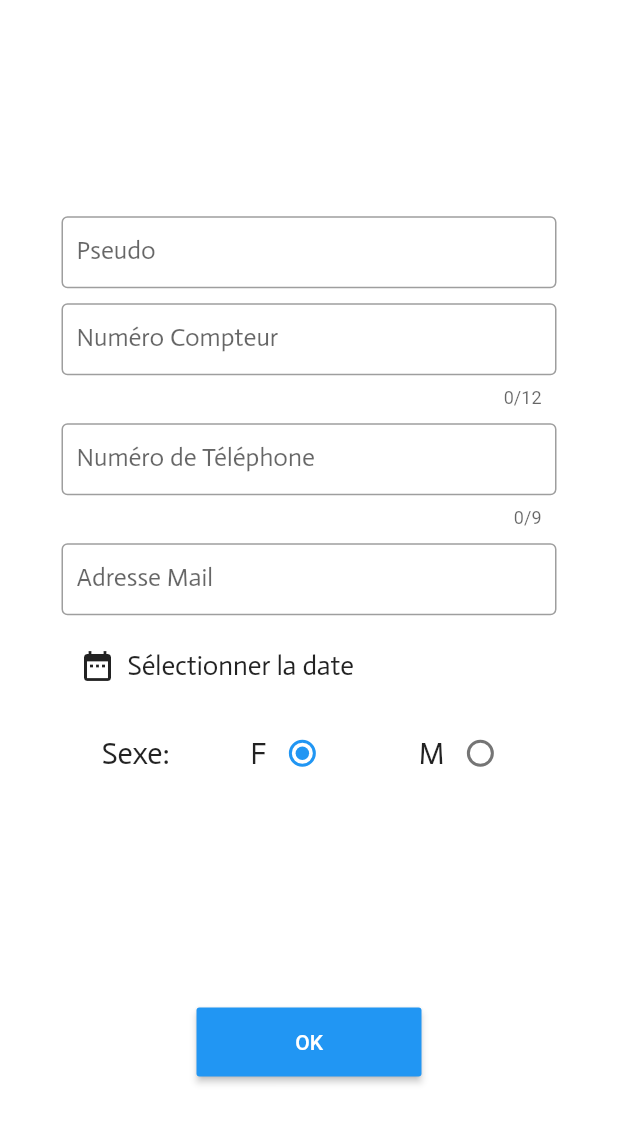
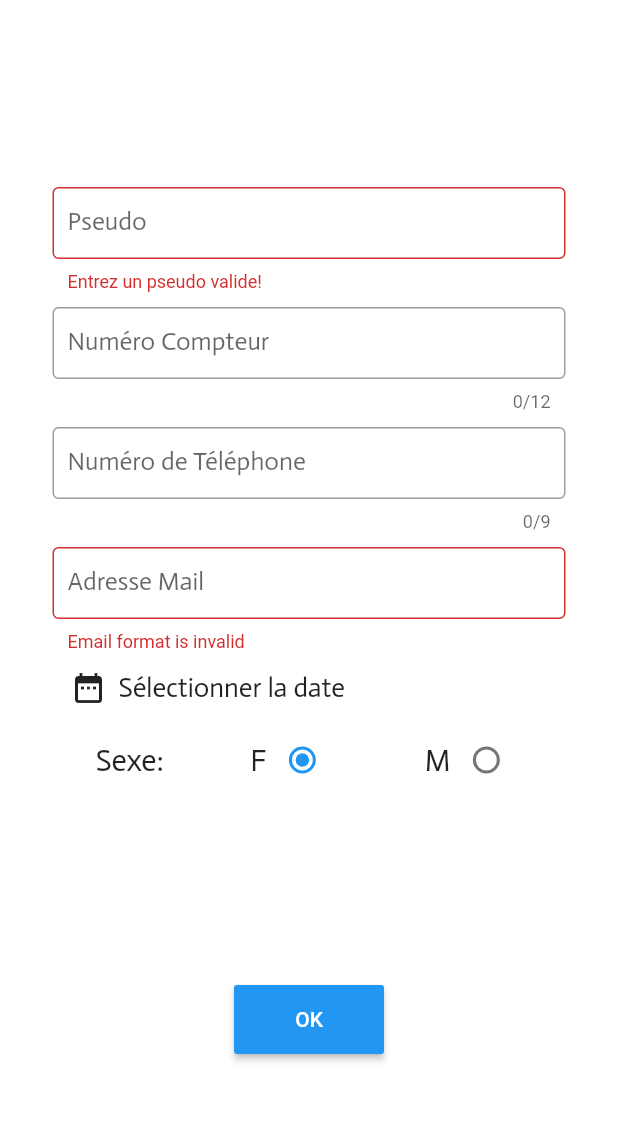
Before and after one commit to valpryz/RigolazElectricityBillPaymentApp, a Flutter app: the SignUp screen opened by its route, after a tap on "OK", on a phone screen of 412 x 824 dp, the part 98-1236 px from its top. Run offline on Flutter 3.47's test engine with Material 2 defaults, Android fonts, the phone set to English and light mode, and no system bars; our stand-ins replace firebase_auth, flutter_spinkit; accounts and stored records are empty.

Commit message:
add account part

```diff
--- a/lib/credentials/signup.dart
+++ b/lib/credentials/signup.dart
@@ -1,5 +1,6 @@
 import 'package:flutter/material.dart';
 import 'package:rigolaz_2/credentials/entete.dart';
+import 'package:rigolaz_2/services/password_generator.dart';
 import 'zone_saisie.dart';
 import 'dart:async';
 
@@ -11,10 +12,14 @@ class SignUp extends StatefulWidget {
 enum Gender { male, female }
 
 class _SignUpState extends State<SignUp> {
-  String pseudo;
-  String numeroCompteur;
-  String numeroTelephone;
-  String adresseMail;
+  final GlobalKey<FormState> _registerFormKey = GlobalKey<FormState>();
+
+  TextEditingController pseudo;
+  TextEditingController numeroCompteur;
+  TextEditingController numeroTelephone;
+  TextEditingController adresseMail;
+
+  String _generatedPassword = generatePassword(true, true, true, true, 8);
 
   var finaldate;
 
@@ -42,6 +47,15 @@ class _SignUpState extends State<SignUp> {
 
   Gender _gender = Gender.female;
 
+  @override
+  initState() {
+    pseudo = TextEditingController();
+    numeroCompteur = TextEditingController();
+    numeroTelephone = TextEditingController();
+    adresseMail = TextEditingController();
+    super.initState();
+  }
+
   String emailValidator(String value) {
     Pattern pattern =
         r'^(([^<>()[\]\\.,;:\s@\"]+(\.[^<>()[\]\\.,;:\s@\"]+)*)|(\".+\"))@((\[[0-9]{1,3}\.[0-9]{1,3}\.[0-9]{1,3}\.[0-9]{1,3}\])|(([a-zA-Z\-0-9]+\.)+[a-zA-Z]{2,}))$';
@@ -52,8 +66,6 @@ class _SignUpState extends State<SignUp> {
       return null;
     }
   }
-
-  final _formkey = GlobalKey<FormState>();
 
   @override
   Widget build(BuildContext context) {
@@ -69,25 +81,32 @@ class _SignUpState extends State<SignUp> {
             width: width,
             height: height,
             child: Form(
-              key: _formkey,
+              key: _registerFormKey,
               child: Column(
                 mainAxisAlignment: MainAxisAlignment.spaceBetween,
                 crossAxisAlignment: CrossAxisAlignment.center,
                 children: <Widget>[
                   Entete(),
                   Padding(
-                    padding: const EdgeInsets.all(36.0),
+                    padding: const EdgeInsets.all(30.0),
                     child: Column(
                       children: <Widget>[
                         ZoneSaisie(
+                            controller: pseudo,
                             obscureText: false,
                             labelText: 'Pseudo',
                             textAlign: TextAlign.start,
-                          onChanged: (value) {
-                            setState(() {
-                              pseudo = value;
-                            });
-                          },
+                            // ignore: missing_return
+                            validator: (val) {
+                              if (val.length < 3) {
+                                return "Entrez un pseudo valide!";
+                              }
+                            }
+                            // onChanged: (value) {
+                            //   setState(() {
+                            //     pseudo = value;
+                            //   });
+                            // },
                             ),
                         SizedBox(height: 10),
                         ZoneSaisie(
@@ -96,11 +115,12 @@ class _SignUpState extends State<SignUp> {
                           maxLength: 12,
                           keyboardType: TextInputType.number,
                           textAlign: TextAlign.start,
-                          onChanged: (value) {
-                            setState(() {
-                              numeroCompteur = value;
-                            });
-                          },
+                          controller: numeroCompteur,
+                          // onChanged: (value) {
+                          //   setState(() {
+                          //     numeroCompteur = value;
+                          //   });
+                          // },
                         ),
                         SizedBox(height: 10),
                         ZoneSaisie(
@@ -109,24 +129,27 @@ class _SignUpState extends State<SignUp> {
                           maxLength: 9,
                           keyboardType: TextInputType.number,
                           textAlign: TextAlign.start,
-                          onChanged: (value) {
-                            setState(() {
-                              numeroTelephone = value;
-                            });
-                          },
+                          controller: numeroTelephone,
+                          // onChanged: (value) {
+                          //   setState(() {
+                          //     numeroTelephone = value;
+                          //   });
+                          // },
                         ),
                         SizedBox(height: 10),
                         ZoneSaisie(
                           obscureText: false,
                           labelText: 'Adresse Mail',
                           textAlign: TextAlign.start,
-                          onChanged: (value) {
-                            setState(() {
-                              adresseMail = value;
-                            });
-                          },
+                          controller: adresseMail,
+                          validator: emailValidator,
+                          // onChanged: (value) {
+                          //   setState(() {
+                          //     adresseMail = value;
+                          //   });
+                          // },
                         ),
-                        SizedBox(height: 10),
+                        //SizedBox(height: 10),
                         Row(
                           children: <Widget>[
                             FlatButton.icon(
@@ -146,13 +169,14 @@ class _SignUpState extends State<SignUp> {
                             ),
                           ],
                         ),
-                        SizedBox(height: 10),
+                        //SizedBox(height: 5),
                         Row(
                           mainAxisAlignment: MainAxisAlignment.spaceAround,
                           children: <Widget>[
                             Text(
                               'Sexe:',
-                              style: TextStyle(fontFamily: 'Actor', fontSize: 20),
+                              style:
+                                  TextStyle(fontFamily: 'Actor', fontSize: 20),
                             ),
                             Container(
                               child: Row(
@@ -200,8 +224,8 @@ class _SignUpState extends State<SignUp> {
                     ),
                   ),
                   Container(
-                    margin: EdgeInsets.only(bottom: 35),
-                    width: 150,
+                    margin: EdgeInsets.only(bottom: 50),
+                    width: 100,
                     child: RaisedButton(
                       padding: EdgeInsets.all(15),
                       color: Colors.blue,
@@ -212,13 +236,19 @@ class _SignUpState extends State<SignUp> {
                         ),
                       ),
                       onPressed: () async {
+                        if (_registerFormKey.currentState.validate()) {
                           print(pseudo);
                           print(numeroCompteur);
                           print(numeroTelephone);
                           print(adresseMail);
                           print(finaldate);
                           print(_gender);
-                        TextEditingController().clear();
+                          print(_generatedPassword);
+                          pseudo.clear();
+                          numeroCompteur.clear();
+                          numeroTelephone.clear();
+                          adresseMail.clear();
+                        }
                       },
                     ),
                   )
--- a/lib/credentials/zone_saisie.dart
+++ b/lib/credentials/zone_saisie.dart
@@ -7,6 +7,7 @@ class ZoneSaisie extends StatelessWidget {
   final TextInputType keyboardType;
   final TextAlign textAlign;
   final int maxLength;
+  final TextEditingController controller;
   final Function validator;
   ZoneSaisie(
       {this.obscureText,
@@ -15,12 +16,14 @@ class ZoneSaisie extends StatelessWidget {
       this.keyboardType,
       this.textAlign,
       this.maxLength,
-      this.validator});
+      this.validator,
+      this.controller});
 
   @override
   Widget build(BuildContext context) {
     return TextFormField(
       style: TextStyle(fontSize: 17, fontFamily: 'Actor'),
+      controller: controller,
       validator: validator,
       obscureText: obscureText,
       maxLength: maxLength,
--- a/lib/main.dart
+++ b/lib/main.dart
@@ -4,6 +4,7 @@ import 'package:rigolaz_2/credentials/forgotpass.dart';
 import 'package:rigolaz_2/credentials/signup.dart';
 import 'package:rigolaz_2/historique/historique.dart';
 import 'package:rigolaz_2/models/user.dart';
+import 'package:rigolaz_2/moncompte/modifierCompte.dart';
 import 'package:rigolaz_2/moncompte/monCompte.dart';
 import 'package:rigolaz_2/parametres/parametres.dart';
 import 'package:rigolaz_2/recapitulatifPaiement/recapitulatif_paiement.dart';
@@ -17,6 +18,8 @@ import './aide/contact.dart';
 import './astucesEtConseils/astucesEtConseils.dart';
 import './credentials/login.dart';
 import 'aide/questionsReponses.dart';
+import 'moncompte/infosCompte.dart';
+import 'moncompte/supprimerCompte.dart';
 import 'notifications/notifications.dart';
 
 void main() => runApp(MyApp());
@@ -41,6 +44,9 @@ class MyApp extends StatelessWidget {
           '/se_connecter/s_inscrire': (context) => SignUp(),
           '/se_connecter/forgotpass': (context) => ForgotPass(),
           '/mon_compte': (context) => MonCompte(),
+          '/mon_compte/modifier_compte': (context) => ModifierCompte(),
+          '/mon_compte/infos_compte': (context) => InfosCompte(),
+          '/mon_compte/supprimer_compte': (context) => SupprimerCompte(),
           '/notifications': (context) => Notifications(),
           '/historique': (context) => Historique(),
           '/travaux': (context) => Travaux(),
--- a/lib/ongletCode.dart
+++ b/lib/ongletCode.dart
@@ -50,6 +50,10 @@ class OngletCode extends StatelessWidget {
               title: 'Consommation du Jour Precedent',
               subTitle: 'Consumption in Last Day',
               code: '813'),
+          list(
+              title: 'Energie mensuelle consommée',
+              subTitle: 'monthly energy consumed',
+              code: '814'),
           list(
               title: 'Date de la Derniere Recharge',
               subTitle: 'Date of Last Recharge',
--- /dev/null
+++ b/lib/services/password_generator.dart
@@ -0,0 +1,42 @@
+import 'dart:math';
+
+/// @desc Function to generate password based on some criteria
+/// @param bool _isWithLetters: password must contain letters
+/// @param bool _isWithUppercase: password must contain uppercase letters
+/// @param bool _isWithNumbers: password must contain numbers
+/// @param bool _isWithSpecial: password must contain special chars
+/// @param int _numberCharPassword: password length
+/// @return string: new password
+
+String generatePassword(bool _isWithLetters, bool _isWithUppercase,
+    bool _isWithNumbers, bool _isWithSpecial, double _numberCharPassword) {
+
+  //Define the allowed chars to use in the password
+  String _lowerCaseLetters = "abcdefghijklmnopqrstuvwxyz";
+  String _upperCaseLetters = "ABCDEFGHIJKLMNOPQRSTUVWXYZ";
+  String _numbers = "0123456789";
+  String _special = "@#=+!£\$%&?[](){}";
+
+  //Create the empty string that will contain the allowed chars
+  String _allowedChars = "";
+
+  //Put chars on the allowed ones based on the input values
+  _allowedChars += (_isWithLetters ? _lowerCaseLetters : '');
+  _allowedChars += (_isWithUppercase ? _upperCaseLetters : '');
+  _allowedChars += (_isWithNumbers ? _numbers : '');
+  _allowedChars += (_isWithSpecial ? _special : '');
+
+  int i = 0;
+  String _result = "";
+
+  //Create password
+  while (i < _numberCharPassword.round()) {
+    //Get random int
+    int randomInt = Random.secure().nextInt(_allowedChars.length);
+    //Get random char and append it to the password
+    _result += _allowedChars[randomInt];
+    i++;
+  }
+
+  return _result;
+}
--- a/pubspec.yaml
+++ b/pubspec.yaml
@@ -16,6 +16,9 @@ dependencies:
   cloud_firestore: ^0.13.0+1
   firebase_core: ^0.4.2+1
   provider: ^3.1.0
+  flutter_spinkit: ^4.1.2
+
+
 
 
 dev_dependencies:
```
Also changed, not shown: lib/credentials/login.dart (+7 -1 lines), lib/moncompte/infosCompte.dart (added, +184 -0 lines), lib/moncompte/modificationMessage.dart (added, +65 -0 lines), lib/moncompte/modifierCompte.dart (added, +15 -0 lines), lib/moncompte/monCompte.dart (+27 -2 lines), lib/moncompte/suppressionMessage.dart (added, +58 -0 lines), lib/moncompte/supprimerCompte.dart (added, +131 -0 lines), lib/travaux/loading.dart (added, +17 -0 lines), pubspec.lock. Lines whose indentation alone changed are shown as unchanged.
